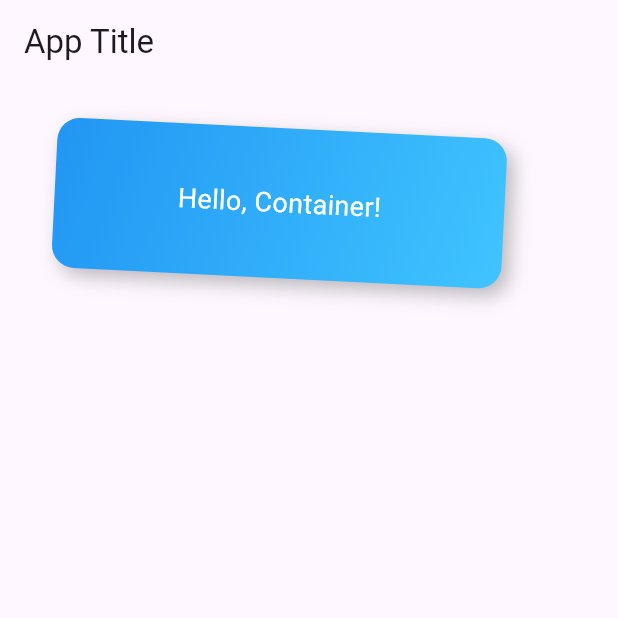
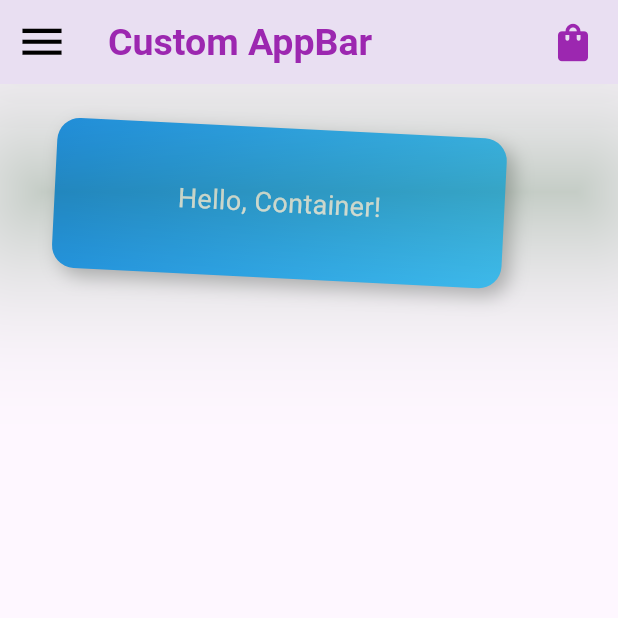
Before and after one commit to Soaif0912/flutter-first-app, a Flutter app: the screen it shows after launch, on a phone screen of 412 x 824 dp, the top half of it. Run offline on Flutter 3.47's test engine with Material 3 defaults, Android fonts, the phone set to English and light mode, and no system bars.

Commit message:
custom Appbar

```diff
--- a/lib/main.dart
+++ b/lib/main.dart
@@ -2,14 +2,13 @@ import 'package:flutter/material.dart';
 
 import 'widgets/rich_text.dart';
 import 'widgets/container_widget.dart';
+import 'widgets/appbar_example.dart';
 
 void main() {
-  runApp(MaterialApp(
+  runApp(const MaterialApp(
     home: Scaffold(
-      appBar: AppBar(
-        title: const Text('App Title'),
-      ),
-      body: const ContainerExample(),
+      appBar: AppBarExample(),
+      body: ContainerExample(),
     ),
   ));
 }
--- /dev/null
+++ b/lib/widgets/appbar_example.dart
@@ -0,0 +1,37 @@
+import 'package:flutter/material.dart';
+
+class AppBarExample extends StatelessWidget implements PreferredSizeWidget {
+  const AppBarExample({super.key});
+
+  @override
+  Widget build(BuildContext context) {
+    return (AppBar(
+      leading: const Icon(
+        Icons.menu,
+        size: 35,
+        color: Colors.black,
+      ),
+      title: const Text('Custom AppBar'),
+      actions: const [
+        Padding(
+            padding: EdgeInsets.only(right: 15),
+            child: Icon(Icons.shopping_bag)),
+      ],
+      titleTextStyle: const TextStyle(
+        color: Colors.purple,
+        fontSize: 25,
+        fontWeight: FontWeight.bold,
+      ),
+      actionsIconTheme: const IconThemeData(
+        color: Colors.purple,
+        size: 30,
+      ),
+      elevation: 50, // Shadow height
+      shadowColor: Colors.green[700],
+    ));
+  }
+
+  // Implement the preferredSize getter
+  @override
+  Size get preferredSize => const Size.fromHeight(kToolbarHeight);
+}
```
